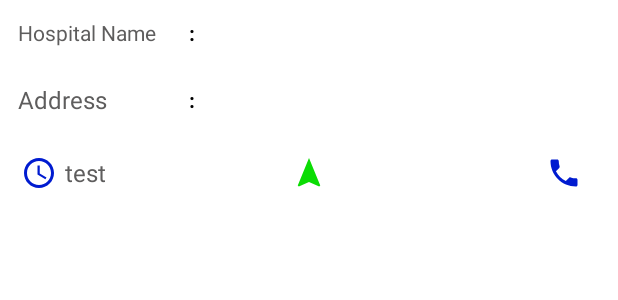
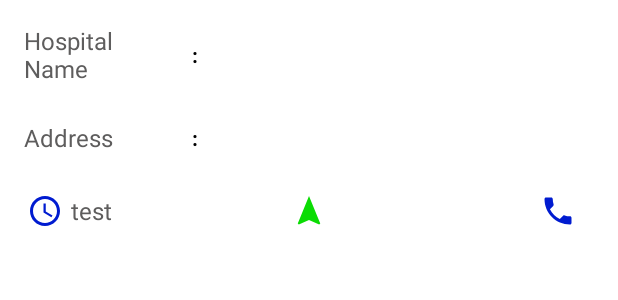
Before and after one commit to userKamalNayan/Paramedic, an Android app: the layout layout_hospitals.xml on its own in the app's theme, with its tools: preview values and no code run, on a phone screen of 412 x 824 dp. Shown: the top 300 px of the screen. Run offline under Robolectric (Android 15) with nearby library versions, the phone set to English and light mode, and no system bars; Roboto replaces fonts that are not available here.

Commit message:
HospitalList fetched and shown , all functionality are operational in this section Minor ui changes

```diff
--- a/app/src/main/res/layout/layout_hospitals.xml
+++ b/app/src/main/res/layout/layout_hospitals.xml
@@ -3,6 +3,7 @@
     android:layout_width="match_parent"
     android:layout_height="wrap_content"
     android:background="#fff"
+    android:padding="4dp"
     xmlns:app="http://schemas.android.com/apk/res-auto"
     android:orientation="vertical">
 
@@ -10,14 +11,14 @@
         android:layout_width="match_parent"
         android:layout_height="wrap_content"
         android:orientation="horizontal"
-        android:textSize="16sp"
-        android:padding="12dp"
-        android:weightSum="3">
+         android:padding="12dp"
+         android:weightSum="3">
 
         <TextView
             android:layout_width="0dp"
             android:layout_height="wrap_content"
             android:layout_weight="0.8"
+            android:textSize="16sp"
             android:textColor="@color/title_txt"
             android:fontFamily="@font/cantora_one"
             android:text="Hospital Name" />
```
